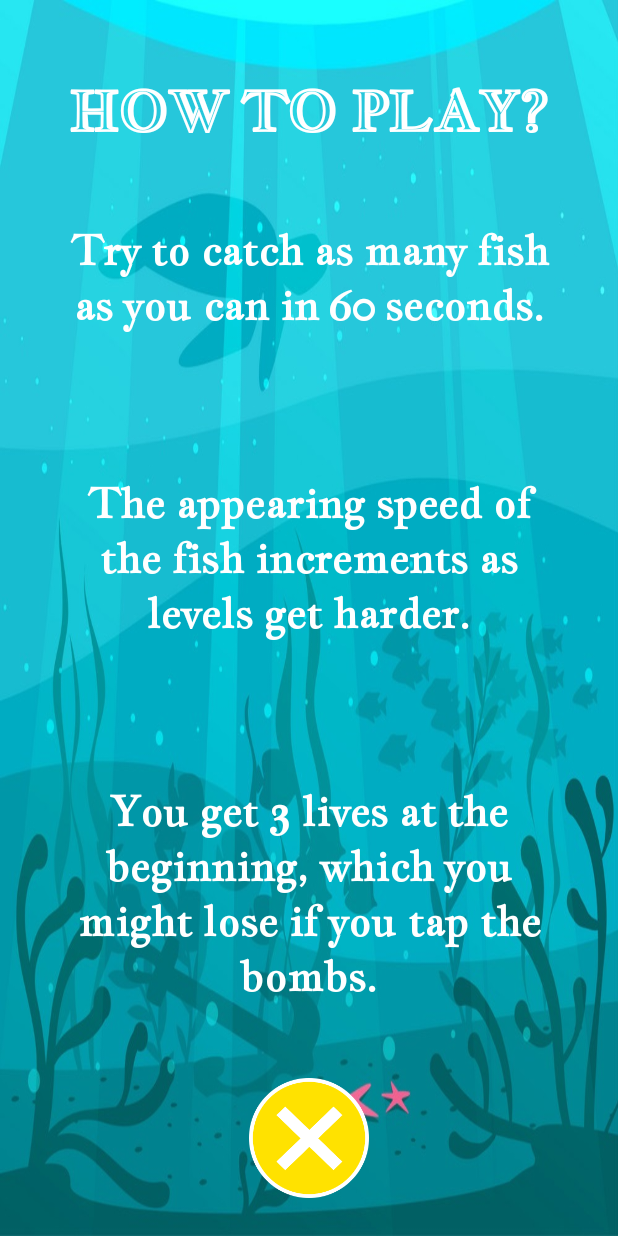
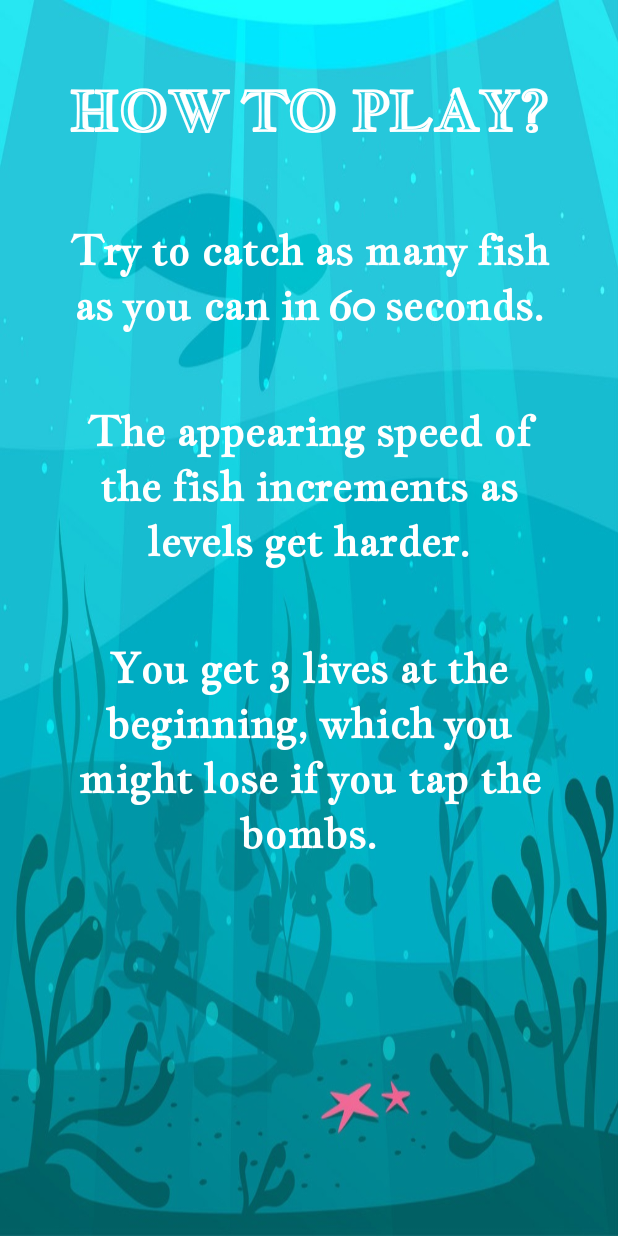
Before and after one commit to iremdnz/Escaper-Fish, an Android app: the MainActivity4 screen opened directly, with no data from a screen before it, on a phone screen of 412 x 824 dp. Run offline under Robolectric (Android 15) with nearby library versions, the phone set to English and light mode, and no system bars.

Commit message:
close button in help has been deleted

```diff
--- a/app/src/main/java/com/arrow/escaperfish/MainActivity4.java
+++ b/app/src/main/java/com/arrow/escaperfish/MainActivity4.java
@@ -16,8 +16,9 @@ public class MainActivity4 extends AppCompatActivity {
     }
 
     // onClick method to close help menu
-    public void close(View view) {
+   /* public void close(View view) {
         Intent intent = new Intent(MainActivity4.this,MainActivity.class);
         startActivity(intent);
-    }
+        finish();
+    }*/
 }
--- a/app/src/main/res/layout/activity_main4.xml
+++ b/app/src/main/res/layout/activity_main4.xml
@@ -9,18 +9,20 @@
 
     <TextView
         android:id="@+id/textView5"
-        android:layout_width="329dp"
+        android:layout_width="0dp"
         android:layout_height="wrap_content"
-        android:layout_marginBottom="50dp"
+        android:layout_marginStart="41dp"
+        android:layout_marginTop="48dp"
+        android:layout_marginEnd="41dp"
         android:fontFamily="@font/jacques_francois"
         android:text="You get 3 lives at the beginning, which you might lose if you tap the bombs."
         android:textAlignment="center"
         android:textColor="#FFFFFF"
         android:textSize="28sp"
         android:textStyle="bold"
-        app:layout_constraintBottom_toTopOf="@+id/button"
         app:layout_constraintEnd_toEndOf="parent"
-        app:layout_constraintStart_toStartOf="parent" />
+        app:layout_constraintStart_toStartOf="parent"
+        app:layout_constraintTop_toBottomOf="@+id/textView4" />
 
     <TextView
         android:id="@+id/textView2"
@@ -39,9 +41,11 @@
 
     <TextView
         android:id="@+id/textView3"
-        android:layout_width="334dp"
+        android:layout_width="0dp"
         android:layout_height="wrap_content"
+        android:layout_marginStart="38dp"
         android:layout_marginTop="50dp"
+        android:layout_marginEnd="38dp"
         android:fontFamily="@font/jacques_francois"
         android:text="Try to catch as many fish as you can in 60 seconds."
         android:textAlignment="center"
@@ -54,29 +58,19 @@
 
     <TextView
         android:id="@+id/textView4"
-        android:layout_width="329dp"
+        android:layout_width="0dp"
         android:layout_height="wrap_content"
-        android:layout_marginTop="50dp"
-        android:layout_marginBottom="50dp"
+        android:layout_marginStart="41dp"
+        android:layout_marginTop="47dp"
+        android:layout_marginEnd="41dp"
         android:fontFamily="@font/jacques_francois"
         android:text="The appearing speed of the fish increments as levels get harder."
         android:textAlignment="center"
         android:textColor="#FFFFFF"
         android:textSize="28sp"
         android:textStyle="bold"
-        app:layout_constraintBottom_toTopOf="@+id/textView5"
         app:layout_constraintEnd_toEndOf="parent"
         app:layout_constraintStart_toStartOf="parent"
         app:layout_constraintTop_toBottomOf="@+id/textView3" />
 
-    <Button
-        android:id="@+id/button"
-        android:layout_width="80dp"
-        android:layout_height="80dp"
-        android:layout_marginBottom="25dp"
-        android:background="@drawable/close"
-        android:onClick="close"
-        app:layout_constraintBottom_toBottomOf="parent"
-        app:layout_constraintEnd_toEndOf="parent"
-        app:layout_constraintStart_toStartOf="parent" />
 </androidx.constraintlayout.widget.ConstraintLayout>
```
